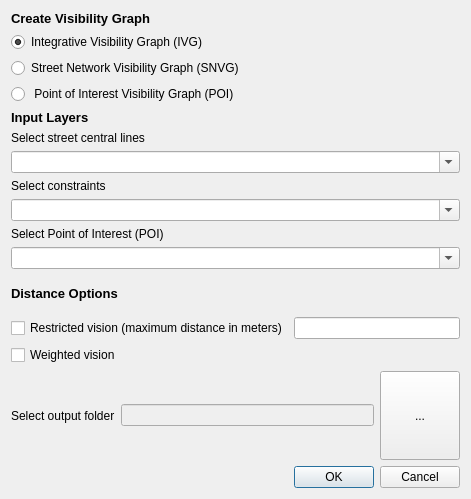
Qt form poi_visibility_network_dialog_base.ui (achic19/poi_visibility_network) before a commit.
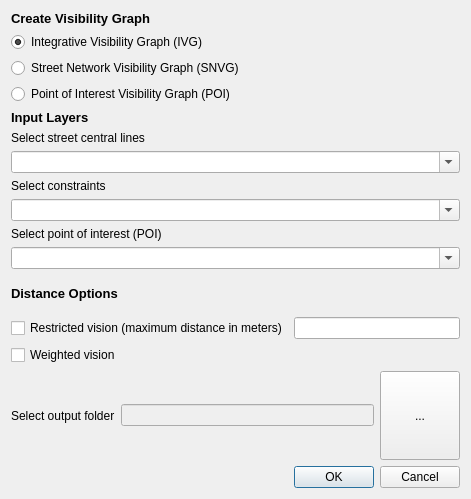
The same form after that commit.

Patch:
```diff
--- a/poi_visibility_network_dialog_base.ui
+++ b/poi_visibility_network_dialog_base.ui
@@ -50,7 +50,7 @@
      <item>
       <widget class="QRadioButton" name="radioButton_6">
        <property name="text">
-        <string> Point of Interest Visibility Graph (POI)</string>
+        <string>Point of Interest Visibility Graph (POI)</string>
        </property>
        <property name="checked">
         <bool>false</bool>
@@ -123,7 +123,7 @@
      <item>
       <widget class="QLabel" name="label_4">
        <property name="text">
-        <string>Select Point of Interest (POI)</string>
+        <string>Select point of interest (POI)</string>
        </property>
       </widget>
      </item>
```
